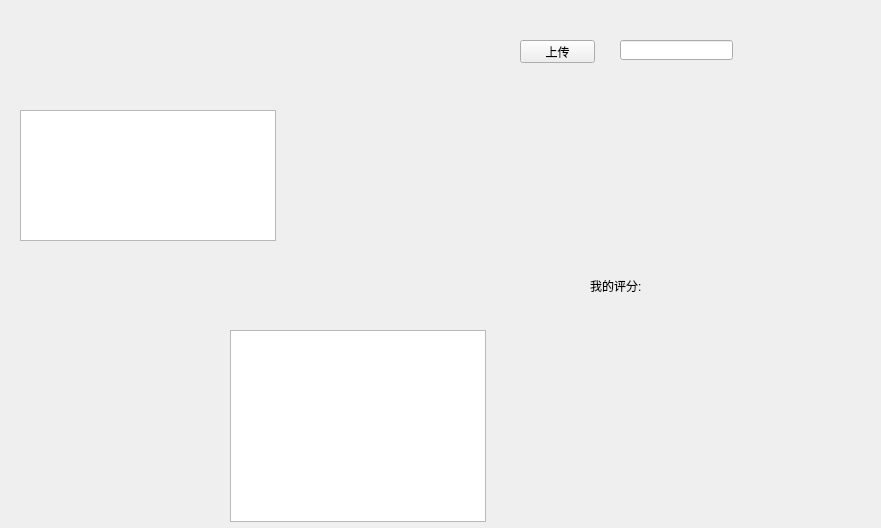
Above: LxDairy/src/module_collection/collection_jokebook/JokebookWidget.ui from leishengxie/FengZhiHong before the change. Below: the same form after it.
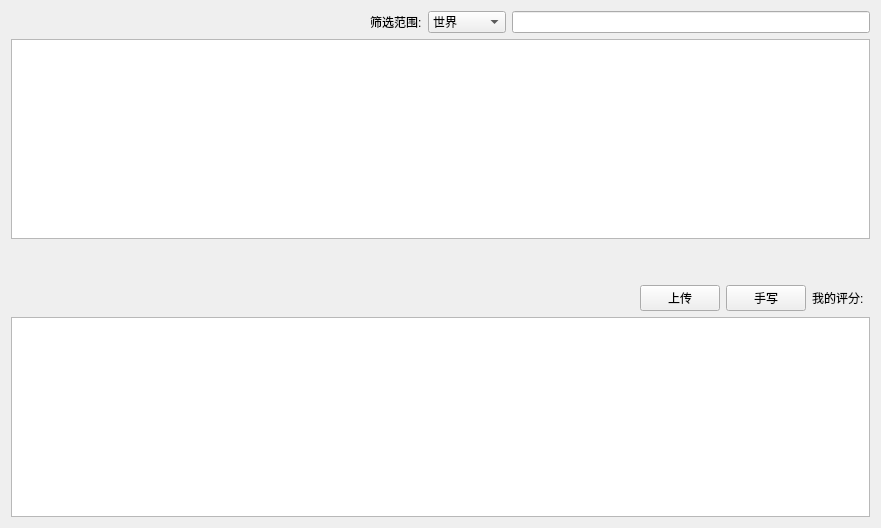
That is the form after the change. Custom widgets are drawn as their Qt base class.

```diff
--- a/LxDairy/src/module_collection/collection_jokebook/JokebookWidget.ui
+++ b/LxDairy/src/module_collection/collection_jokebook/JokebookWidget.ui
@@ -13,73 +13,142 @@
   <property name="windowTitle">
    <string>Form</string>
   </property>
-  <widget class="QTableView" name="tableView">
-   <property name="geometry">
-    <rect>
-     <x>20</x>
-     <y>110</y>
-     <width>256</width>
-     <height>131</height>
-    </rect>
-   </property>
-  </widget>
-  <widget class="QWidget" name="widget" native="true">
-   <property name="geometry">
-    <rect>
-     <x>710</x>
-     <y>240</y>
-     <width>120</width>
-     <height>80</height>
-    </rect>
-   </property>
-  </widget>
-  <widget class="QTextBrowser" name="textBrowser">
-   <property name="geometry">
-    <rect>
-     <x>230</x>
-     <y>330</y>
-     <width>256</width>
-     <height>192</height>
-    </rect>
-   </property>
-  </widget>
-  <widget class="QPushButton" name="pushButton">
-   <property name="geometry">
-    <rect>
-     <x>520</x>
-     <y>40</y>
-     <width>75</width>
-     <height>23</height>
-    </rect>
-   </property>
-   <property name="text">
-    <string>上传</string>
-   </property>
-  </widget>
-  <widget class="QLineEdit" name="lineEdit">
-   <property name="geometry">
-    <rect>
-     <x>620</x>
-     <y>40</y>
-     <width>113</width>
-     <height>20</height>
-    </rect>
-   </property>
-  </widget>
-  <widget class="QLabel" name="label">
-   <property name="geometry">
-    <rect>
-     <x>590</x>
-     <y>280</y>
-     <width>54</width>
-     <height>12</height>
-    </rect>
-   </property>
-   <property name="text">
-    <string>我的评分:</string>
-   </property>
-  </widget>
+  <layout class="QVBoxLayout" name="verticalLayout">
+   <item>
+    <layout class="QHBoxLayout" name="horizontalLayout_2">
+     <item>
+      <spacer name="horizontalSpacer_2">
+       <property name="orientation">
+        <enum>Qt::Horizontal</enum>
+       </property>
+       <property name="sizeHint" stdset="0">
+        <size>
+         <width>40</width>
+         <height>20</height>
+        </size>
+       </property>
+      </spacer>
+     </item>
+     <item>
+      <widget class="QLabel" name="label_2">
+       <property name="text">
+        <string>筛选范围:</string>
+       </property>
+      </widget>
+     </item>
+     <item>
+      <widget class="QComboBox" name="comboBox">
+       <item>
+        <property name="text">
+         <string>世界</string>
+        </property>
+       </item>
+       <item>
+        <property name="text">
+         <string>笔友</string>
+        </property>
+       </item>
+       <item>
+        <property name="text">
+         <string>我上传的</string>
+        </property>
+       </item>
+       <item>
+        <property name="text">
+         <string>我本地的</string>
+        </property>
+       </item>
+      </widget>
+     </item>
+     <item>
+      <widget class="CLSearchEdit" name="searchEdit"/>
+     </item>
+    </layout>
+   </item>
+   <item>
+    <widget class="QTableView" name="tableView"/>
+   </item>
+   <item>
+    <spacer name="verticalSpacer">
+     <property name="orientation">
+      <enum>Qt::Vertical</enum>
+     </property>
+     <property name="sizeType">
+      <enum>QSizePolicy::Fixed</enum>
+     </property>
+     <property name="sizeHint" stdset="0">
+      <size>
+       <width>20</width>
+       <height>40</height>
+      </size>
+     </property>
+    </spacer>
+   </item>
+   <item>
+    <layout class="QHBoxLayout" name="horizontalLayout">
+     <item>
+      <spacer name="horizontalSpacer">
+       <property name="orientation">
+        <enum>Qt::Horizontal</enum>
+       </property>
+       <property name="sizeHint" stdset="0">
+        <size>
+         <width>40</width>
+         <height>20</height>
+        </size>
+       </property>
+      </spacer>
+     </item>
+     <item>
+      <widget class="QPushButton" name="btnUpload">
+       <property name="toolTip">
+        <string>&lt;html&gt;&lt;head/&gt;&lt;body&gt;&lt;p&gt;上传自己本地写的笑话到&amp;quot;世界&amp;quot;&lt;/p&gt;&lt;/body&gt;&lt;/html&gt;</string>
+       </property>
+       <property name="text">
+        <string>上传</string>
+       </property>
+      </widget>
+     </item>
+     <item>
+      <widget class="QPushButton" name="btnAdd">
+       <property name="toolTip">
+        <string>添加自己的笑话</string>
+       </property>
+       <property name="text">
+        <string>手写</string>
+       </property>
+      </widget>
+     </item>
+     <item>
+      <widget class="QLabel" name="label">
+       <property name="text">
+        <string>我的评分:</string>
+       </property>
+      </widget>
+     </item>
+     <item>
+      <widget class="CStarEditor" name="starEditor" native="true"/>
+     </item>
+    </layout>
+   </item>
+   <item>
+    <widget class="QTextBrowser" name="textBrowser"/>
+   </item>
+  </layout>
  </widget>
+ <customwidgets>
+  <customwidget>
+   <class>CStarEditor</class>
+   <extends>QWidget</extends>
+   <header>module_collection/collection_jokebook/StarEditor.h</header>
+   <container>1</container>
+  </customwidget>
+  <customwidget>
+   <class>CLSearchEdit</class>
+   <extends>QLineEdit</extends>
+   <header>LSearchEdit.h</header>
+  </customwidget>
+ </customwidgets>
  <resources/>
  <connections/>
 </ui>
```
